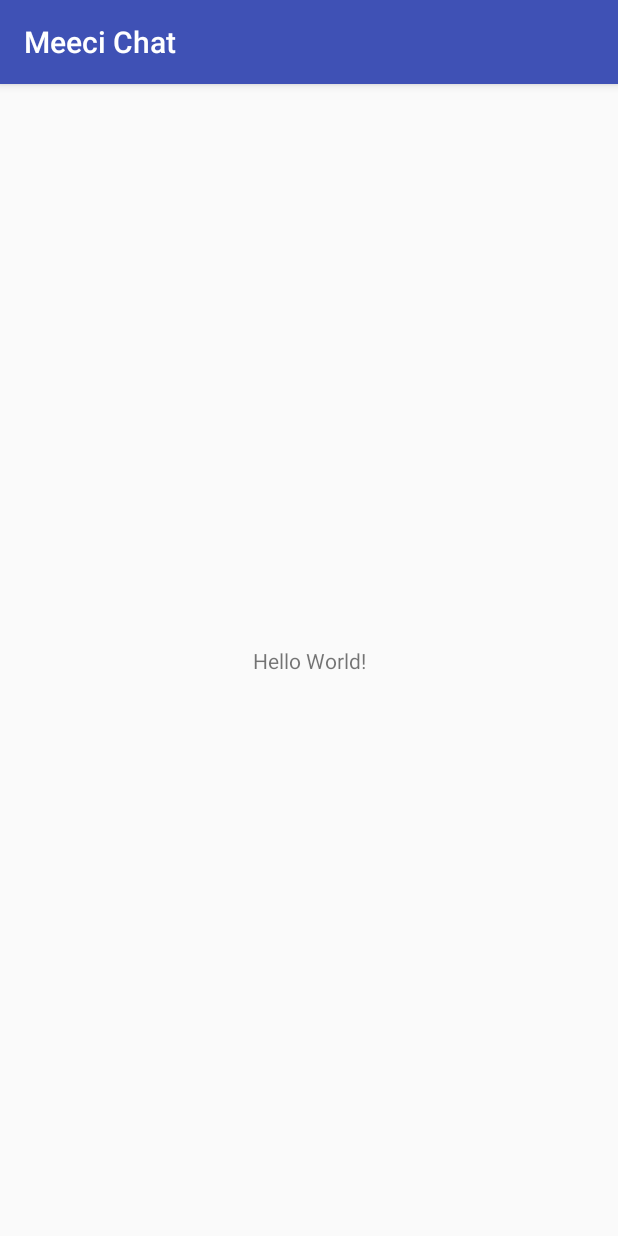
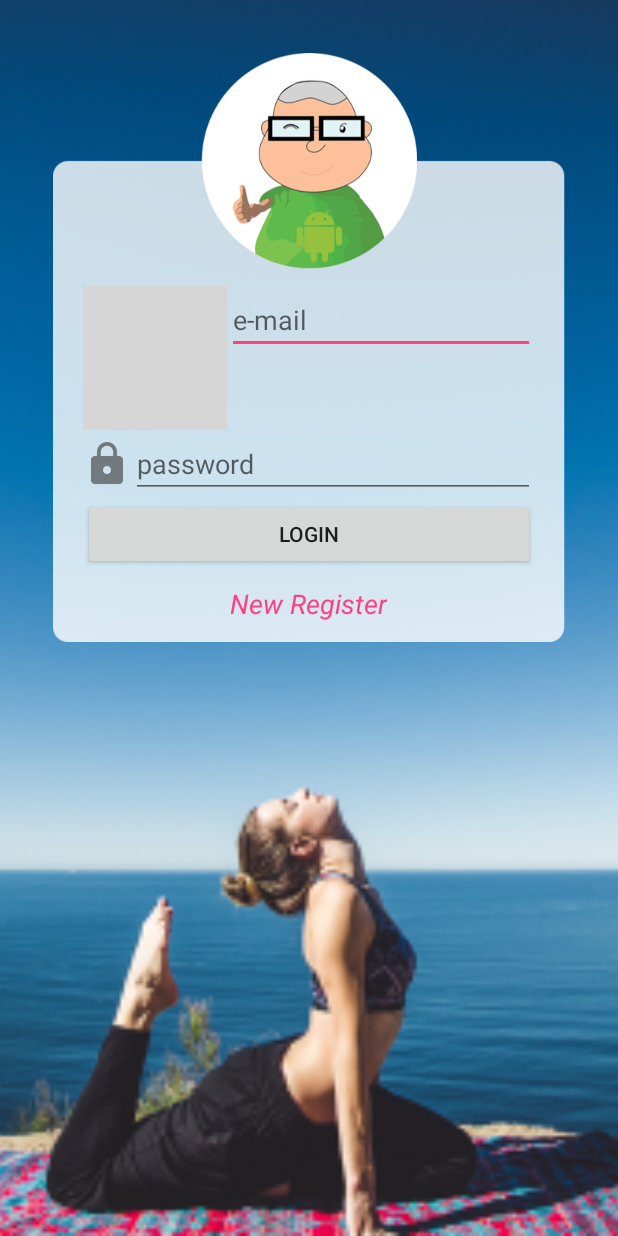
Before and after one commit to kreangkrai/MeeciChat, an Android app: the screen it shows after launch (MainActivity), on a phone screen of 412 x 824 dp. Run offline under Robolectric (Android 15) with nearby library versions, the phone set to English and light mode, and no system bars; grey boxes are pictures that could not be loaded.

Commit message:
main fragment success.

```diff
--- a/app/src/main/java/mee/contrologic/com/meecichat/MainActivity.java
+++ b/app/src/main/java/mee/contrologic/com/meecichat/MainActivity.java
@@ -2,6 +2,8 @@ package mee.contrologic.com.meecichat;
 
 import android.support.v7.app.AppCompatActivity;
 import android.os.Bundle;
+
+import mee.contrologic.com.meecichat.fragment.MainFragment;
 
 public class MainActivity extends AppCompatActivity {
 
@@ -9,5 +11,12 @@ public class MainActivity extends AppCompatActivity {
     protected void onCreate(Bundle savedInstanceState) {
         super.onCreate(savedInstanceState);
         setContentView(R.layout.activity_main);
-    }
-}
+
+//        Add Fragment to Activity
+        if(savedInstanceState == null)
+        {
+            getSupportFragmentManager().beginTransaction()
+                    .add(R.id.contentMainFragment,new MainFragment()).commit();
+        }
+    } // Main Method
+} //Main Class
--- /dev/null
+++ b/app/src/main/java/mee/contrologic/com/meecichat/fragment/MainFragment.java
@@ -0,0 +1,25 @@
+package mee.contrologic.com.meecichat.fragment;
+
+import android.os.Bundle;
+import android.support.annotation.Nullable;
+import android.support.v4.app.Fragment;
+import android.view.LayoutInflater;
+import android.view.View;
+import android.view.ViewGroup;
+
+import mee.contrologic.com.meecichat.R;
+
+/**
+ * Created by SAMSUNG on 27/1/2561.
+ */
+
+public class MainFragment extends Fragment{
+    @Nullable
+    @Override
+    public View onCreateView(LayoutInflater inflater,
+                             @Nullable ViewGroup container,
+                             @Nullable Bundle savedInstanceState) {
+        View view = inflater.inflate(R.layout.fragment_main,container,false);
+        return view;
+    }
+}// Main Class
--- a/app/src/main/res/layout/activity_main.xml
+++ b/app/src/main/res/layout/activity_main.xml
@@ -6,13 +6,16 @@
     android:layout_height="match_parent"
     tools:context="mee.contrologic.com.meecichat.MainActivity">
 
-    <TextView
-        android:layout_width="wrap_content"
-        android:layout_height="wrap_content"
-        android:text="Hello World!"
-        app:layout_constraintBottom_toBottomOf="parent"
-        app:layout_constraintLeft_toLeftOf="parent"
-        app:layout_constraintRight_toRightOf="parent"
-        app:layout_constraintTop_toTopOf="parent" />
+    <!--WallPaper-->
+    <ImageView
+        android:scaleType="centerCrop"
+        android:src="@drawable/bg"
+        android:layout_width="match_parent"
+        android:layout_height="match_parent" />
+    <!--Content of main fragment    -->
+    <FrameLayout
+        android:id="@+id/contentMainFragment"
+        android:layout_width="match_parent"
+        android:layout_height="match_parent"/>
 
 </android.support.constraint.ConstraintLayout>
--- a/app/src/main/res/layout/fragment_main.xml
+++ b/app/src/main/res/layout/fragment_main.xml
@@ -1,6 +1,69 @@
 <?xml version="1.0" encoding="utf-8"?>
 <LinearLayout xmlns:android="http://schemas.android.com/apk/res/android"
-    android:orientation="vertical" android:layout_width="match_parent"
-    android:layout_height="match_parent">
+    android:layout_width="match_parent"
+    android:layout_height="match_parent"
+    android:orientation="vertical">
 
+    <!--Content-->
+    <LinearLayout
+        android:background="@drawable/login_masterung"
+        android:layout_margin="@dimen/margin"
+        android:orientation="vertical"
+        android:layout_width="match_parent"
+        android:layout_height="wrap_content">
+
+        <!--Email-->
+        <LinearLayout
+            android:orientation="horizontal"
+            android:layout_width="match_parent"
+            android:layout_height="wrap_content">
+            <!--Icon-->
+            <ImageView
+                android:layout_gravity="center_vertical"
+                android:src="@drawable/ic_action_email"
+                android:layout_width="wrap_content"
+                android:layout_height="wrap_content" />
+            <!--Email-->
+            <EditText
+                android:inputType="textEmailAddress"
+                android:hint="e-mail"
+                android:layout_width="match_parent"
+                android:layout_height="wrap_content" />
+
+        </LinearLayout>
+        <!--Password-->
+        <LinearLayout
+            android:orientation="horizontal"
+            android:layout_width="match_parent"
+            android:layout_height="wrap_content">
+            <!--Icon-->
+            <ImageView
+                android:layout_gravity="center_vertical"
+                android:src="@drawable/ic_action_password"
+                android:layout_width="wrap_content"
+                android:layout_height="wrap_content" />
+            <!--Email-->
+            <EditText
+                android:inputType="textPassword"
+                android:hint="password"
+                android:layout_width="match_parent"
+                android:layout_height="wrap_content" />
+
+        </LinearLayout>
+        <!--Login Button-->
+        <Button
+            android:text="Login"
+            android:layout_width="match_parent"
+            android:layout_height="wrap_content" />
+        <!--New Register Text-->
+        <TextView
+            android:layout_marginTop="10dp"
+            android:textColor="@color/colorAccent"
+            android:textStyle="italic"
+            android:textSize="@dimen/h2"
+            android:layout_gravity="center_horizontal"
+            android:text="New Register"
+            android:layout_width="wrap_content"
+            android:layout_height="wrap_content" />
+    </LinearLayout>
 </LinearLayout>
--- a/app/src/main/res/values/colors.xml
+++ b/app/src/main/res/values/colors.xml
@@ -1,6 +1,6 @@
 <?xml version="1.0" encoding="utf-8"?>
 <resources>
-    <color name="colorPrimary">#3F51B5</color>
-    <color name="colorPrimaryDark">#303F9F</color>
+    <color name="colorPrimary">#ff6f00</color>
+    <color name="colorPrimaryDark">#c43e00</color>
     <color name="colorAccent">#FF4081</color>
 </resources>
--- /dev/null
+++ b/app/src/main/res/values/dimens.xml
@@ -0,0 +1,7 @@
+<?xml version="1.0" encoding="utf-8"?>
+<resources>
+    <dimen name="margin">35dp</dimen>
+    <dimen name="h1">24sp</dimen>
+    <dimen name="h2">18sp</dimen>
+    <dimen name="padding">16dp</dimen>
+</resources>
--- a/app/src/main/res/values/styles.xml
+++ b/app/src/main/res/values/styles.xml
@@ -1,7 +1,7 @@
 <resources>
 
     <!-- Base application theme. -->
-    <style name="AppTheme" parent="Theme.AppCompat.Light.DarkActionBar">
+    <style name="AppTheme" parent="Theme.AppCompat.Light.NoActionBar">
         <!-- Customize your theme here. -->
         <item name="colorPrimary">@color/colorPrimary</item>
         <item name="colorPrimaryDark">@color/colorPrimaryDark</item>
```
Also changed, not shown: app/src/main/res/drawable-hdpi/ic_action_password.png (added), app/src/main/res/drawable-mdpi/ic_action_password.png (added), app/src/main/res/drawable-xhdpi/ic_action_password.png (added), app/src/main/res/drawable-xxhdpi/bg.png (added), app/src/main/res/drawable-xxhdpi/ic_action_password.png (added), app/src/main/res/drawable-xxhdpi/login_masterung.9.png (added), app/src/main/res/drawable-xxhdpi/masterung_round.png (added).
